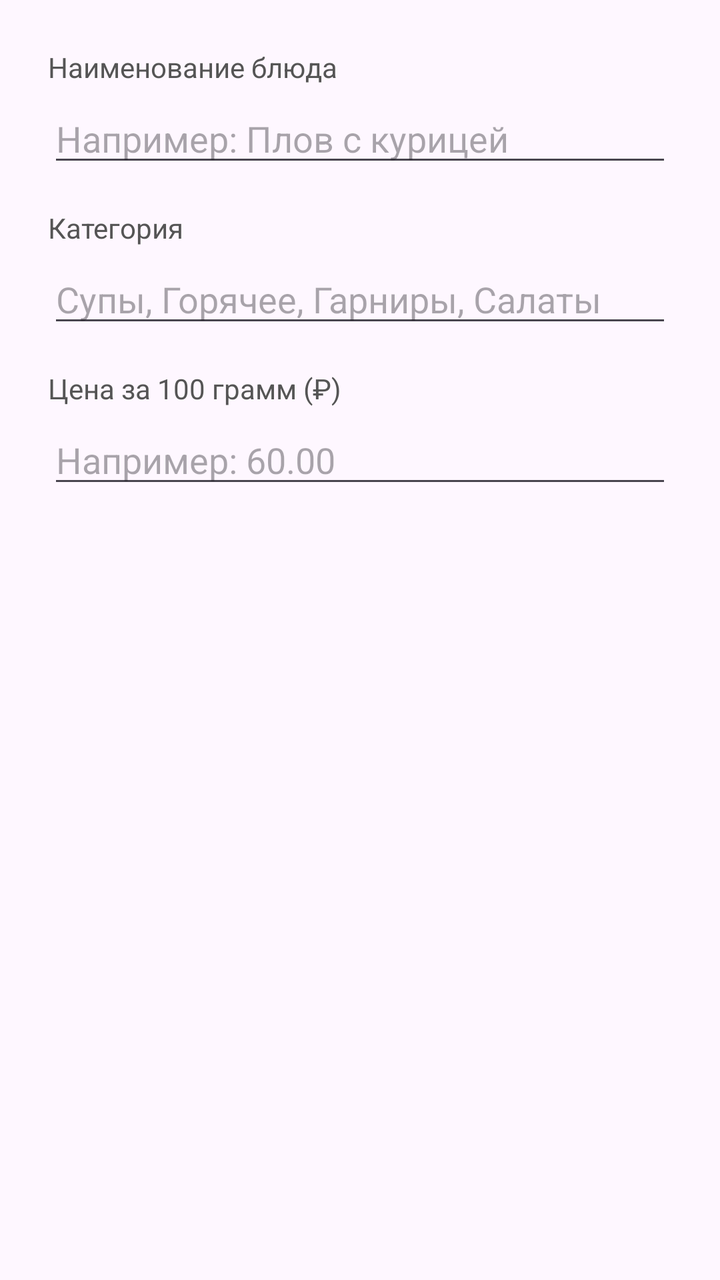
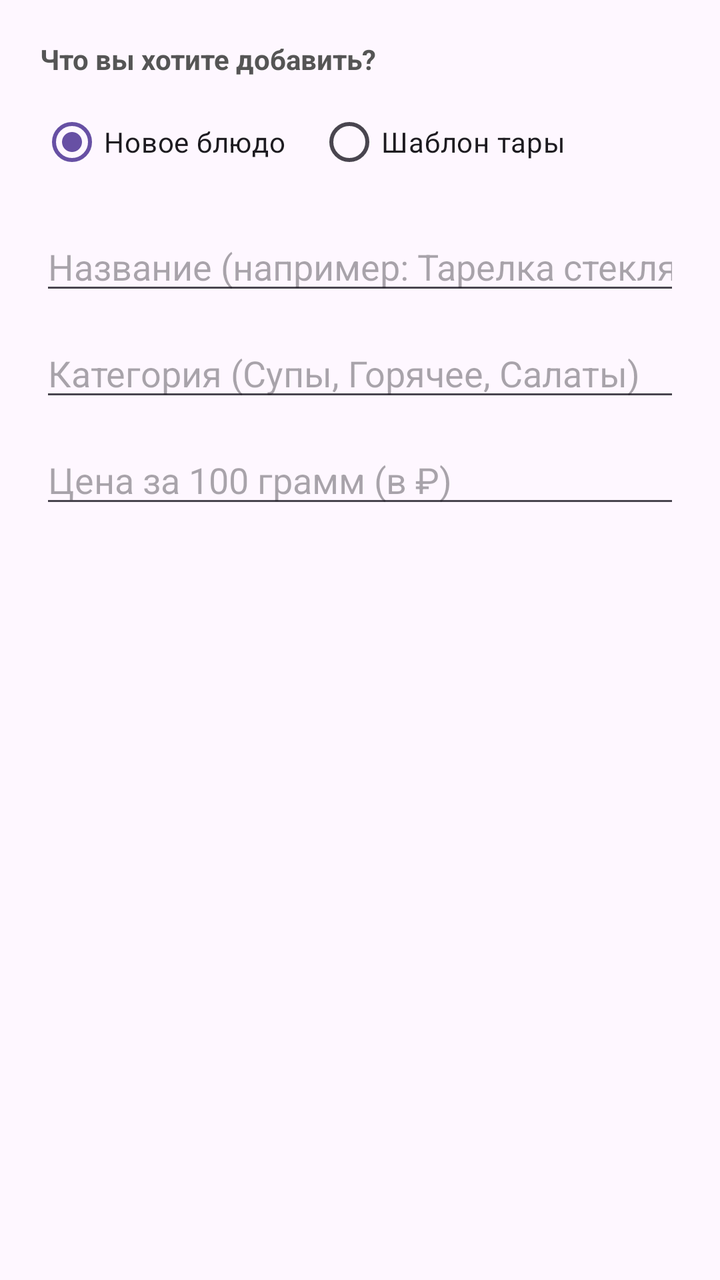

An Android layout rendered at two revisions. The XML below is the earlier revision; the diff shows what the commit changed to produce the second picture.
<!-- AndroidManifest.xml: application theme Theme.UNIVER -->
<!-- res/layout/dialog_add_dish.xml -->
<?xml version="1.0" encoding="utf-8"?>

<LinearLayout xmlns:android="http://schemas.android.com/apk/res/android"
    android:layout_width="match_parent"
    android:layout_height="wrap_content"
    android:orientation="vertical"
    android:padding="24dp">

    <TextView
        android:layout_width="match_parent"
        android:layout_height="wrap_content"
        android:text="Наименование блюда"
        android:textSize="14sp"
        android:textColor="#555555"
        android:layout_marginBottom="4dp"/>

    <EditText
        android:id="@+id/etNewDishName"
        android:layout_width="match_parent"
        android:layout_height="wrap_content"
        android:hint="Например: Плов с курицей"
        android:inputType="textCapWords"
        android:layout_marginBottom="16dp"/>

    <TextView
        android:layout_width="match_parent"
        android:layout_height="wrap_content"
        android:text="Категория"
        android:textSize="14sp"
        android:textColor="#555555"
        android:layout_marginBottom="4dp"/>

    <EditText
        android:id="@+id/etNewDishCategory"
        android:layout_width="match_parent"
        android:layout_height="wrap_content"
        android:hint="Супы, Горячее, Гарниры, Салаты"
        android:inputType="textCapWords"
        android:layout_marginBottom="16dp"/>

    <TextView
        android:layout_width="match_parent"
        android:layout_height="wrap_content"
        android:text="Цена за 100 грамм (₽)"
        android:textSize="14sp"
        android:textColor="#555555"
        android:layout_marginBottom="4dp"/>

    <EditText
        android:id="@+id/etNewDishPrice100g"
        android:layout_width="match_parent"
        android:layout_height="wrap_content"
        android:hint="Например: 60.00"
        android:inputType="numberDecimal"/>
</LinearLayout>
<!-- resources referenced by this layout -->
<resources>
  <style name="Theme.UNIVER" parent="Base.Theme.UNIVER" />
  <style name="Base.Theme.UNIVER" parent="Theme.Material3.DayNight.NoActionBar">
          
          
      </style>
</resources>

<!-- the commit's change to res/layout/dialog_add_dish.xml (unified diff, before → after) -->
@@ -4,52 +4,57 @@
     android:layout_width="match_parent"
     android:layout_height="wrap_content"
     android:orientation="vertical"
-    android:padding="24dp">
+    android:padding="20dp">
 
     <TextView
         android:layout_width="match_parent"
         android:layout_height="wrap_content"
-        android:text="Наименование блюда"
+        android:text="Что вы хотите добавить?"
+        android:textStyle="bold"
         android:textSize="14sp"
         android:textColor="#555555"
-        android:layout_marginBottom="4dp"/>
+        android:layout_marginBottom="8dp"/>
+
+    <RadioGroup
+        android:id="@+id/rgCreateType"
+        android:layout_width="match_parent"
+        android:layout_height="wrap_content"
+        android:orientation="horizontal"
+        android:layout_marginBottom="16dp">
+        <RadioButton
+            android:id="@+id/rbTypeDish"
+            android:layout_width="wrap_content"
+            android:layout_height="wrap_content"
+            android:text="Новое блюдо"
+            android:checked="true"/>
+        <RadioButton
+            android:id="@+id/rbTypePlate"
+            android:layout_width="wrap_content"
+            android:layout_height="wrap_content"
+            android:layout_marginStart="16dp"
+            android:text="Шаблон тары"/>
+    </RadioGroup>
 
     <EditText
         android:id="@+id/etNewDishName"
         android:layout_width="match_parent"
         android:layout_height="wrap_content"
-        android:hint="Например: Плов с курицей"
-        android:inputType="textCapWords"
-        android:layout_marginBottom="16dp"/>
-
-    <TextView
-        android:layout_width="match_parent"
-        android:layout_height="wrap_content"
-        android:text="Категория"
-        android:textSize="14sp"
-        android:textColor="#555555"
-        android:layout_marginBottom="4dp"/>
+        android:hint="Название (например: Тарелка стеклянная)"
+        android:inputType="textCapWords" />
 
     <EditText
         android:id="@+id/etNewDishCategory"
         android:layout_width="match_parent"
         android:layout_height="wrap_content"
-        android:hint="Супы, Горячее, Гарниры, Салаты"
-        android:inputType="textCapWords"
-        android:layout_marginBottom="16dp"/>
-
-    <TextView
-        android:layout_width="match_parent"
-        android:layout_height="wrap_content"
-        android:text="Цена за 100 грамм (₽)"
-        android:textSize="14sp"
-        android:textColor="#555555"
-        android:layout_marginBottom="4dp"/>
+        android:layout_marginTop="12dp"
+        android:hint="Категория (Супы, Горячее, Салаты)"
+        android:inputType="textCapWords" />
 
     <EditText
         android:id="@+id/etNewDishPrice100g"
         android:layout_width="match_parent"
         android:layout_height="wrap_content"
-        android:hint="Например: 60.00"
-        android:inputType="numberDecimal"/>
+        android:layout_marginTop="12dp"
+        android:hint="Цена за 100 грамм (в ₽)"
+        android:inputType="numberDecimal" />
 </LinearLayout>
